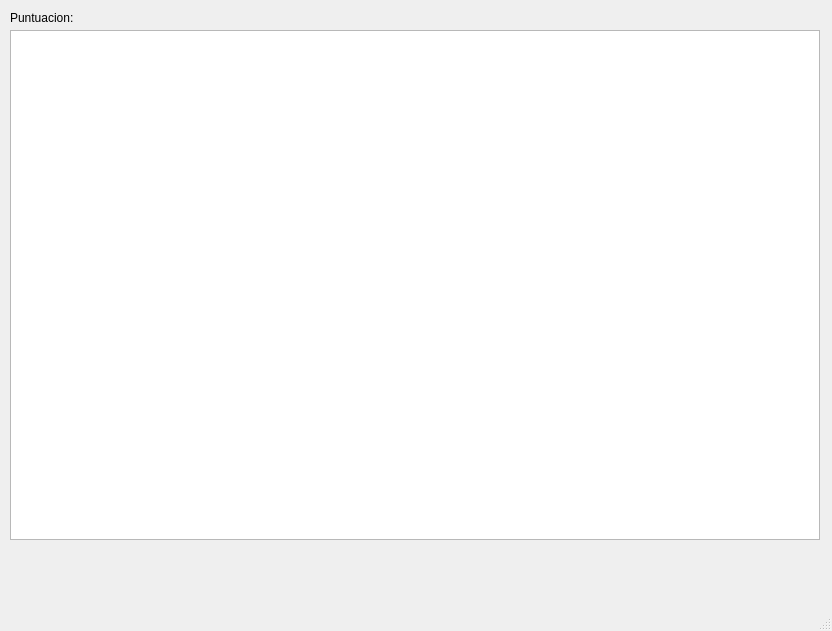
pablomg99/Proyecto_final, file Código/proyecto_final/mainwindow.ui: the form before one commit.
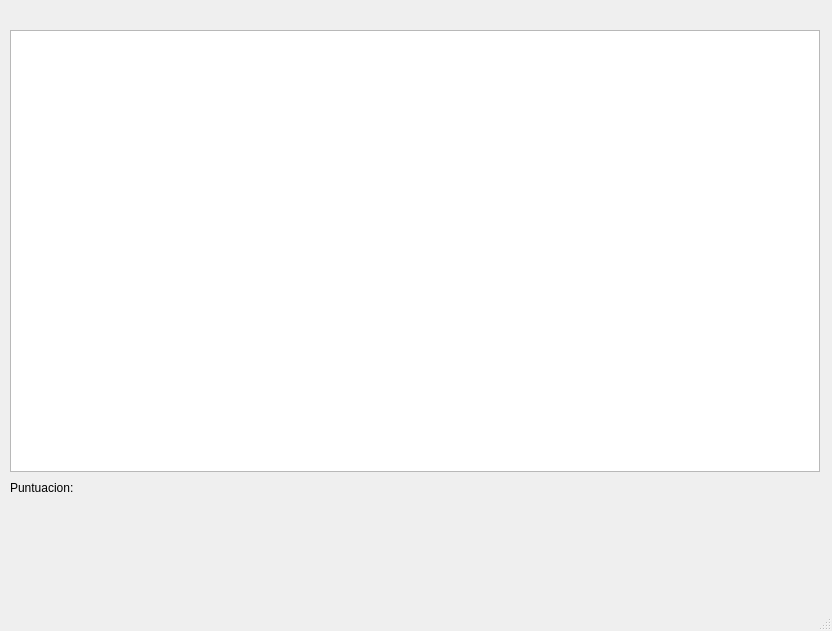
The form after the commit.

Patch:
```diff
--- a/Código/proyecto_final/mainwindow.ui
+++ b/Código/proyecto_final/mainwindow.ui
@@ -20,7 +20,7 @@
       <x>10</x>
       <y>30</y>
       <width>810</width>
-      <height>510</height>
+      <height>442</height>
      </rect>
     </property>
    </widget>
@@ -28,7 +28,7 @@
     <property name="geometry">
      <rect>
       <x>10</x>
-      <y>10</y>
+      <y>480</y>
       <width>151</width>
       <height>16</height>
      </rect>
```
